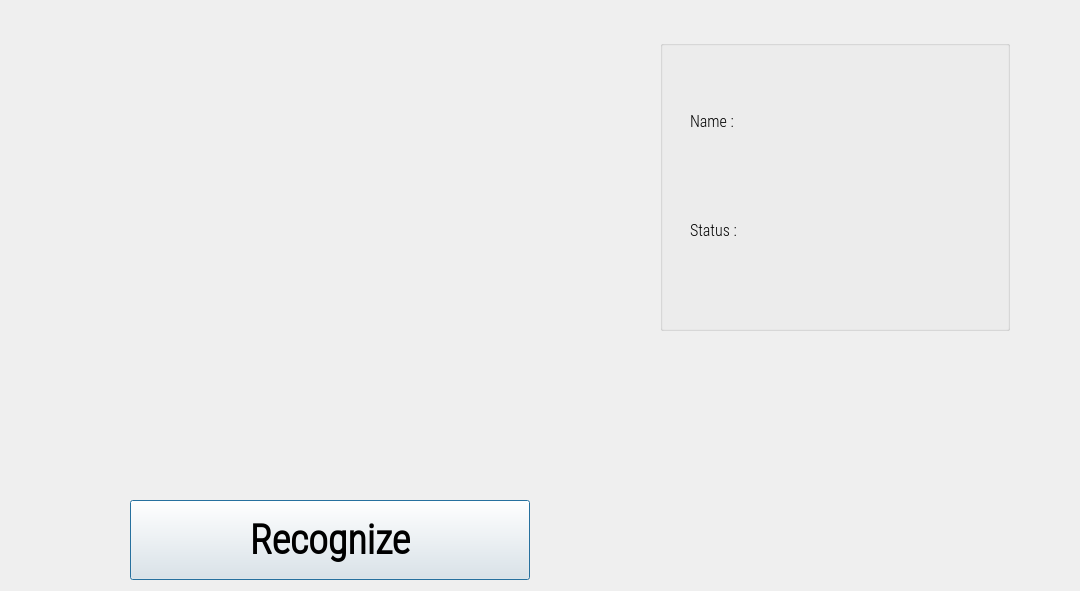
The window that outputwindow.ui (Androiables/App_KareXpert_FaceRecognition) describes before a commit, drawn with Qt 5.
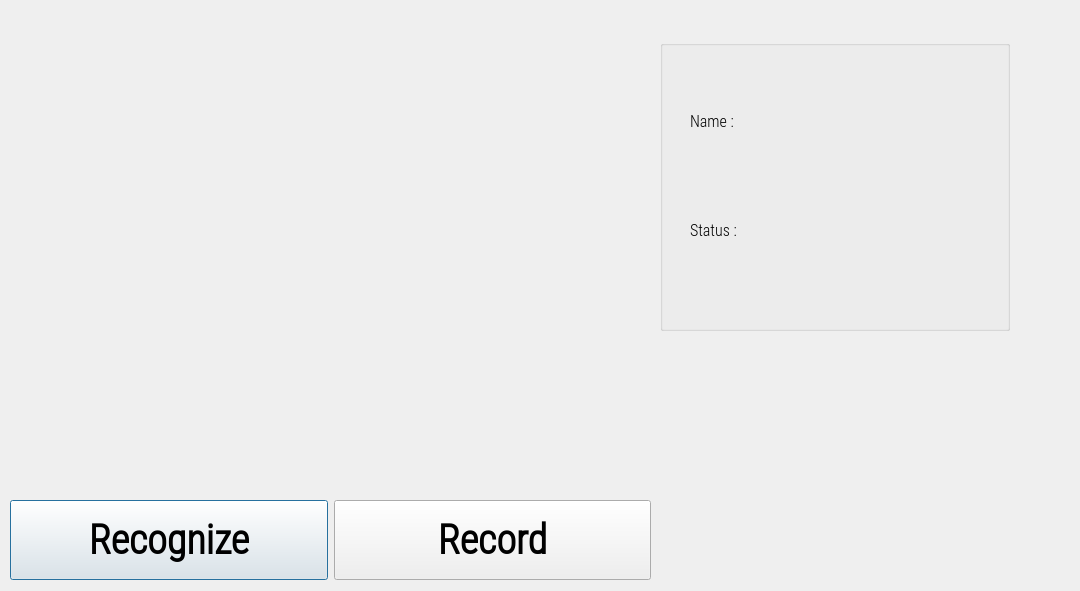
The same window after the commit. Icons and pictures are not drawn.

Commit message: FaceRecorg: WIP Record function

The edit to the form file:
```diff
--- a/outputwindow.ui
+++ b/outputwindow.ui
@@ -99,6 +99,33 @@
 						</property>
 					</widget>
 				</item>
+				<item>
+					<widget class="QPushButton" name="RecordButton">
+						<property name="maximumSize">
+							<size>
+								<width>400</width>
+								<height>600</height>
+							</size>
+						</property>
+						<property name="font">
+							<font>
+								<family>Roboto Condensed Light</family>
+								<pointsize>30</pointsize>
+								<weight>75</weight>
+								<bold>true</bold>
+							</font>
+						</property>
+						<property name="text">
+							<string>Record</string>
+						</property>
+						<property name="checkable">
+							<bool>true</bool>
+						</property>
+						<property name="autoRepeatInterval">
+							<number>100</number>
+						</property>
+					</widget>
+				</item>
 			</layout>
 		</widget>
 		<widget class="QGroupBox" name="groupBox">
```
The commit also changes 2 other files.
